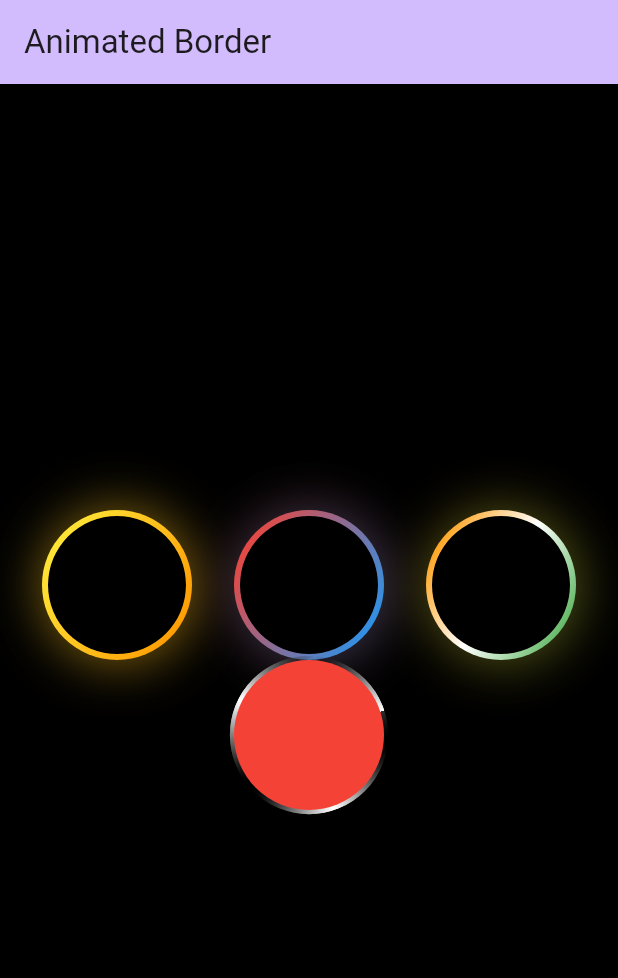
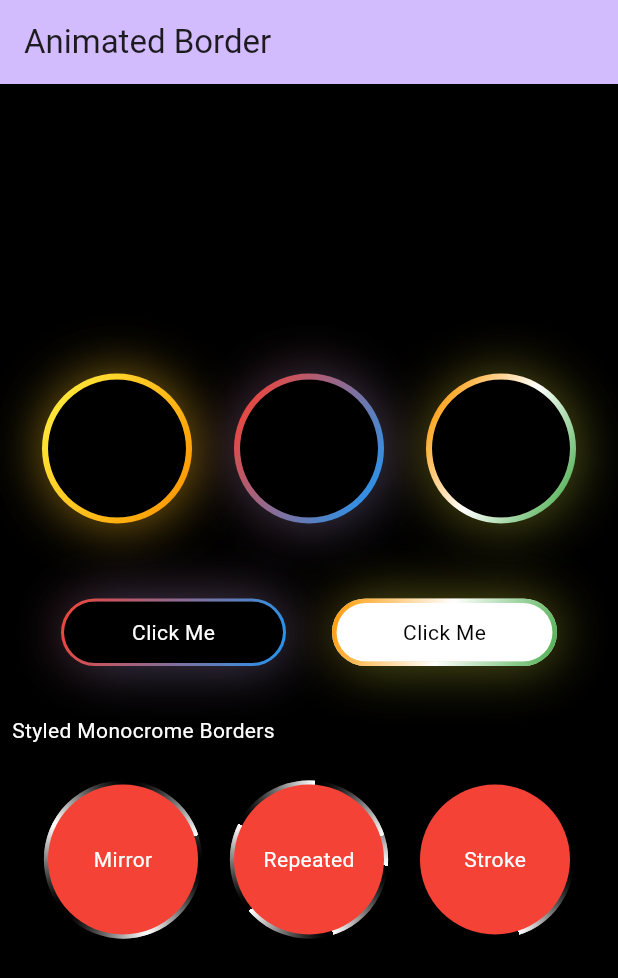
Before and after one commit to Oauth-Celestial/zo_animated_border, a Flutter app: the screen it shows after launch, on a phone screen of 412 x 824 dp. Shown: the top 978 px of the screen. Run offline on Flutter 3.47's test engine with Material 3 defaults, Android fonts, the phone set to English and light mode, and no system bars.

Commit message:
flutter changes

```diff
--- a/example/lib/main.dart
+++ b/example/lib/main.dart
@@ -158,6 +158,65 @@ class _MyHomePageState extends State<MyHomePage> {
                 ),
               ],
             ),
+            SizedBox(
+              height: 50,
+            ),
+            Padding(
+              padding: const EdgeInsets.symmetric(horizontal: 10),
+              child: Row(
+                mainAxisAlignment: MainAxisAlignment.spaceEvenly,
+                children: [
+                  ZoAnimatedGradientBorder(
+                    width: 150,
+                    height: 45,
+                    borderThickness: 2,
+                    shouldAnimate: false,
+                    gradientColor: [Colors.red, Colors.blue],
+                    duration: Duration(seconds: 4),
+                    child: Container(
+                        alignment: Alignment.center,
+                        color: Colors.black,
+                        child: Text(
+                          "Click Me",
+                          style: TextStyle(color: Colors.white),
+                        )),
+                  ),
+                  ZoAnimatedGradientBorder(
+                    width: 150,
+                    height: 45,
+                    borderThickness: 3,
+                    shouldAnimate: false,
+                    gradientColor: [Colors.orange, Colors.white, Colors.green],
+                    duration: Duration(seconds: 4),
+                    child: Container(
+                        alignment: Alignment.center,
+                        color: Colors.white,
+                        child: Text(
+                          "Click Me",
+                          style: TextStyle(color: Colors.black),
+                        )),
+                  ),
+                ],
+              ),
+            ),
+            SizedBox(
+              height: 25,
+            ),
+            Padding(
+              padding: const EdgeInsets.all(8.0),
+              child: Container(
+                  alignment: Alignment.centerLeft,
+                  child: Text("Styled Monocrome Borders",
+                      style: TextStyle(color: Colors.white))),
+            ),
+            SizedBox(
+              height: 10,
+            ),
+            Padding(
+              padding: const EdgeInsets.all(8.0),
+              child: Row(
+                mainAxisAlignment: MainAxisAlignment.spaceEvenly,
+                children: [
                   ZoMonoCromeBorder(
                     trackBorderColor: Colors.white,
                     cornerRadius: 50.0,
@@ -166,12 +225,52 @@ class _MyHomePageState extends State<MyHomePage> {
                     child: Container(
                       width: 100,
                       height: 100,
+                      alignment: Alignment.center,
+                      child:
+                          Text("Mirror", style: TextStyle(color: Colors.white)),
                       decoration: BoxDecoration(
                         color: Colors.red,
                         shape: BoxShape.circle,
                       ),
                     ),
-            )
+                  ),
+                  ZoMonoCromeBorder(
+                    trackBorderColor: Colors.white,
+                    cornerRadius: 50.0,
+                    borderStyle: ZoMonoCromeBorderStyle.repeated,
+                    borderWidth: 5.5,
+                    child: Container(
+                      width: 100,
+                      height: 100,
+                      alignment: Alignment.center,
+                      child: Text("Repeated",
+                          style: TextStyle(color: Colors.white)),
+                      decoration: BoxDecoration(
+                        color: Colors.red,
+                        shape: BoxShape.circle,
+                      ),
+                    ),
+                  ),
+                  ZoMonoCromeBorder(
+                    trackBorderColor: Colors.white,
+                    cornerRadius: 50.0,
+                    borderStyle: ZoMonoCromeBorderStyle.stroke,
+                    borderWidth: 5.5,
+                    child: Container(
+                      width: 100,
+                      height: 100,
+                      alignment: Alignment.center,
+                      child:
+                          Text("Stroke", style: TextStyle(color: Colors.white)),
+                      decoration: BoxDecoration(
+                        color: Colors.red,
+                        shape: BoxShape.circle,
+                      ),
+                    ),
+                  ),
+                ],
+              ),
+            ),
           ],
         ),
       ),
--- a/pubspec.yaml
+++ b/pubspec.yaml
@@ -1,6 +1,6 @@
 name: zo_animated_border
 description: "A package that gives us a modern way to show gradient border and animate it"
-version: 0.0.1
+version: 0.0.2
 repository: https://github.com/Oauth-Celestial/zo_animated_border
 
 environment:
```
Also changed, not shown: 6 other files. Lines whose indentation alone changed are shown as unchanged.
